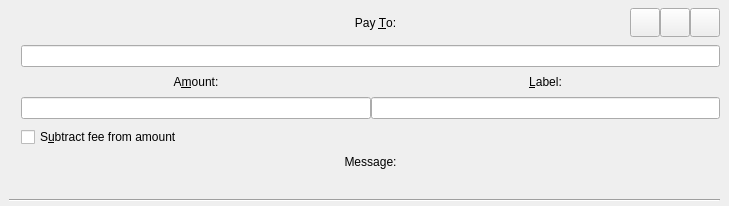
Before: the Qt Designer form src/qt/forms/sendcoinsentry.ui in PACCommunity/PAC, drawn with Qt 5.
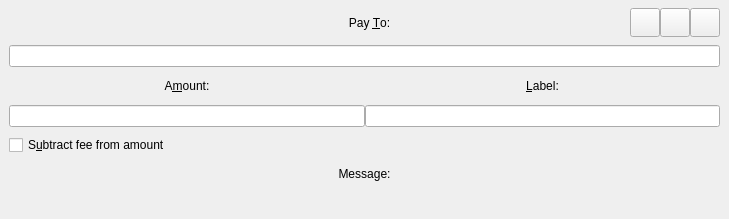
After: the same form once the commit is applied. Custom widgets are drawn as their Qt base class.

Commit message: Private (background, button style), Send coins page (alignment).

Diff of the .ui file:
```diff
--- a/src/qt/forms/sendcoinsentry.ui
+++ b/src/qt/forms/sendcoinsentry.ui
@@ -7,7 +7,7 @@
     <x>0</x>
     <y>0</y>
     <width>729</width>
-    <height>144</height>
+    <height>219</height>
    </rect>
   </property>
   <property name="focusPolicy">
@@ -47,44 +47,49 @@
     <property name="verticalSpacing">
      <number>8</number>
     </property>
-    <item row="5" column="1">
-     <layout class="QHBoxLayout" name="horizontalLayoutAmount" stretch="1">
+    <item row="2" column="0">
+     <layout class="QHBoxLayout" name="labelAmounTitles">
       <item>
-       <widget class="QCheckBox" name="checkboxSubtractFeeFromAmount">
-        <property name="toolTip">
-         <string>The fee will be deducted from the amount being sent. The recipient will receive a lower amount of Paccoin than you enter in the amount field. If multiple recipients are selected, the fee is split equally.</string>
+       <widget class="QLabel" name="amountLabel">
+        <property name="text">
+         <string>A&amp;mount:</string>
         </property>
+        <property name="alignment">
+         <set>Qt::AlignCenter</set>
+        </property>
+        <property name="buddy">
+         <cstring>payAmount</cstring>
+        </property>
+        <property name="class" stdset="0">
+         <string>titleLabel</string>
+        </property>
+       </widget>
+      </item>
+      <item>
+       <widget class="QLabel" name="labellLabel">
         <property name="text">
-         <string>S&amp;ubtract fee from amount</string>
+         <string>&amp;Label:</string>
+        </property>
+        <property name="alignment">
+         <set>Qt::AlignCenter</set>
+        </property>
+        <property name="buddy">
+         <cstring>addAsLabel</cstring>
+        </property>
+        <property name="class" stdset="0">
+         <string>titleLabel</string>
         </property>
        </widget>
       </item>
      </layout>
     </item>
-    <item row="6" column="1">
-     <widget class="QLabel" name="messageLabel">
-      <property name="text">
-       <string>Message:</string>
+    <item row="1" column="0">
+     <layout class="QHBoxLayout" name="payToLayout">
+      <property name="spacing">
+       <number>0</number>
       </property>
-      <property name="alignment">
-       <set>Qt::AlignCenter</set>
-      </property>
-      <property name="class" stdset="0">
-       <string>titleLabel</string>
-      </property>
-     </widget>
-    </item>
-    <item row="3" column="1">
-     <layout class="QHBoxLayout" name="inputsContainer">
       <item>
-       <widget class="BitcoinAmountField" name="payAmount">
-        <property name="class" stdset="0">
-         <string>LineEdit_PacCoins</string>
-        </property>
-       </widget>
-      </item>
-      <item>
-       <widget class="QLineEdit" name="addAsLabel">
+       <widget class="QValidatedLineEdit" name="payTo">
         <property name="toolTip">
          <string>Enter a label for this address to add it to the list of used addresses</string>
         </property>
@@ -95,24 +100,7 @@
       </item>
      </layout>
     </item>
-    <item row="7" column="1">
-     <widget class="QLabel" name="messageTextLabel">
-      <property name="toolTip">
-       <string>A message that was attached to the paccoin: URI which will be stored with the transaction for your reference. Note: This message will not be sent over the Paccoin network.</string>
-      </property>
-      <property name="textFormat">
-       <enum>Qt::PlainText</enum>
-      </property>
-     </widget>
-    </item>
-    <item row="8" column="0" colspan="2">
-     <widget class="Line" name="line">
-      <property name="orientation">
-       <enum>Qt::Horizontal</enum>
-      </property>
-     </widget>
-    </item>
-    <item row="0" column="1">
+    <item row="0" column="0">
      <layout class="QHBoxLayout" name="PayToHeader">
       <item>
        <spacer name="horizontalSpacer">
@@ -211,13 +199,30 @@
       </item>
      </layout>
     </item>
-    <item row="1" column="1">
-     <layout class="QHBoxLayout" name="payToLayout">
-      <property name="spacing">
-       <number>0</number>
+    <item row="6" column="0">
+     <widget class="QLabel" name="messageLabel">
+      <property name="text">
+       <string>Message:</string>
       </property>
+      <property name="alignment">
+       <set>Qt::AlignCenter</set>
+      </property>
+      <property name="class" stdset="0">
+       <string>titleLabel</string>
+      </property>
+     </widget>
+    </item>
+    <item row="3" column="0">
+     <layout class="QHBoxLayout" name="inputsContainer">
       <item>
-       <widget class="QValidatedLineEdit" name="payTo">
+       <widget class="BitcoinAmountField" name="payAmount">
+        <property name="class" stdset="0">
+         <string>LineEdit_PacCoins</string>
+        </property>
+       </widget>
+      </item>
+      <item>
+       <widget class="QLineEdit" name="addAsLabel">
         <property name="toolTip">
          <string>The Paccoin address to send the payment to</string>
         </property>
@@ -228,37 +233,25 @@
       </item>
      </layout>
     </item>
-    <item row="2" column="1">
-     <layout class="QHBoxLayout" name="labelAmounTitles">
+    <item row="7" column="0">
+     <widget class="QLabel" name="messageTextLabel">
+      <property name="toolTip">
+       <string>A message that was attached to the paccoin: URI which will be stored with the transaction for your reference. Note: This message will not be sent over the Paccoin network.</string>
+      </property>
+      <property name="textFormat">
+       <enum>Qt::PlainText</enum>
+      </property>
+     </widget>
+    </item>
+    <item row="5" column="0">
+     <layout class="QHBoxLayout" name="horizontalLayoutAmount" stretch="1">
       <item>
-       <widget class="QLabel" name="amountLabel">
-        <property name="text">
-         <string>A&amp;mount:</string>
+       <widget class="QCheckBox" name="checkboxSubtractFeeFromAmount">
+        <property name="toolTip">
+         <string>The fee will be deducted from the amount being sent. The recipient will receive a lower amount of Paccoin than you enter in the amount field. If multiple recipients are selected, the fee is split equally.</string>
         </property>
-        <property name="alignment">
-         <set>Qt::AlignCenter</set>
-        </property>
-        <property name="buddy">
-         <cstring>payAmount</cstring>
-        </property>
-        <property name="class" stdset="0">
-         <string>titleLabel</string>
-        </property>
-       </widget>
-      </item>
-      <item>
-       <widget class="QLabel" name="labellLabel">
         <property name="text">
-         <string>&amp;Label:</string>
-        </property>
-        <property name="alignment">
-         <set>Qt::AlignCenter</set>
-        </property>
-        <property name="buddy">
-         <cstring>addAsLabel</cstring>
-        </property>
-        <property name="class" stdset="0">
-         <string>titleLabel</string>
+         <string>S&amp;ubtract fee from amount</string>
         </property>
        </widget>
       </item>
```
Left out of the diff: 4 changed lines with no effect on the pictures. The commit also changes 2 other files.
